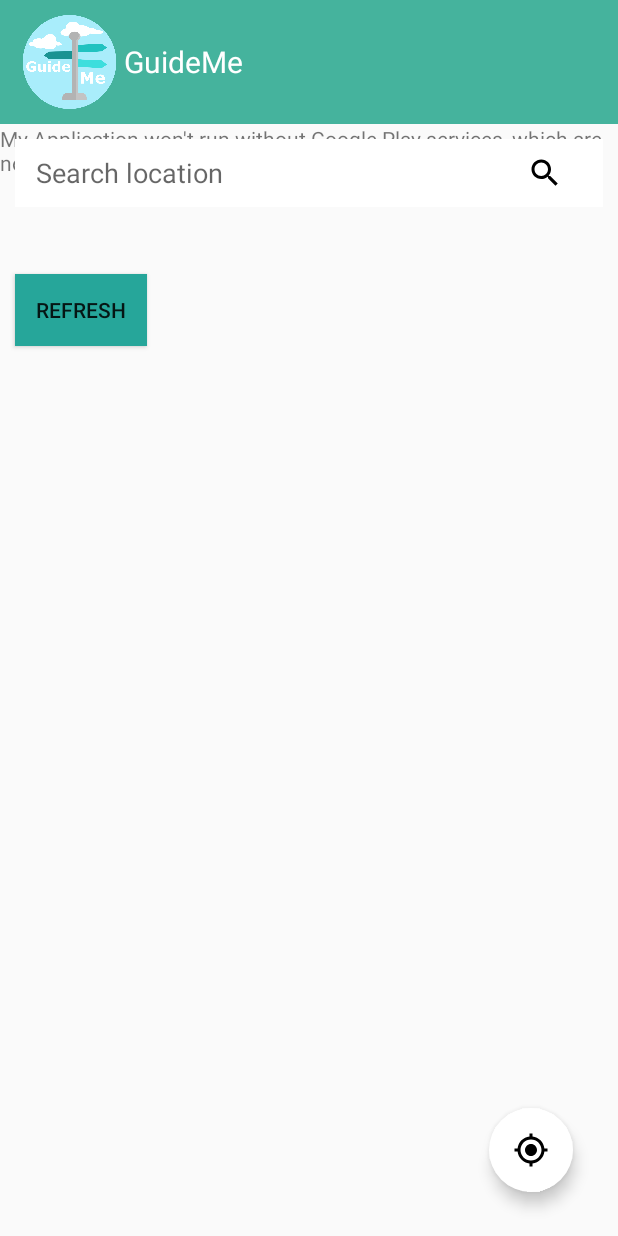
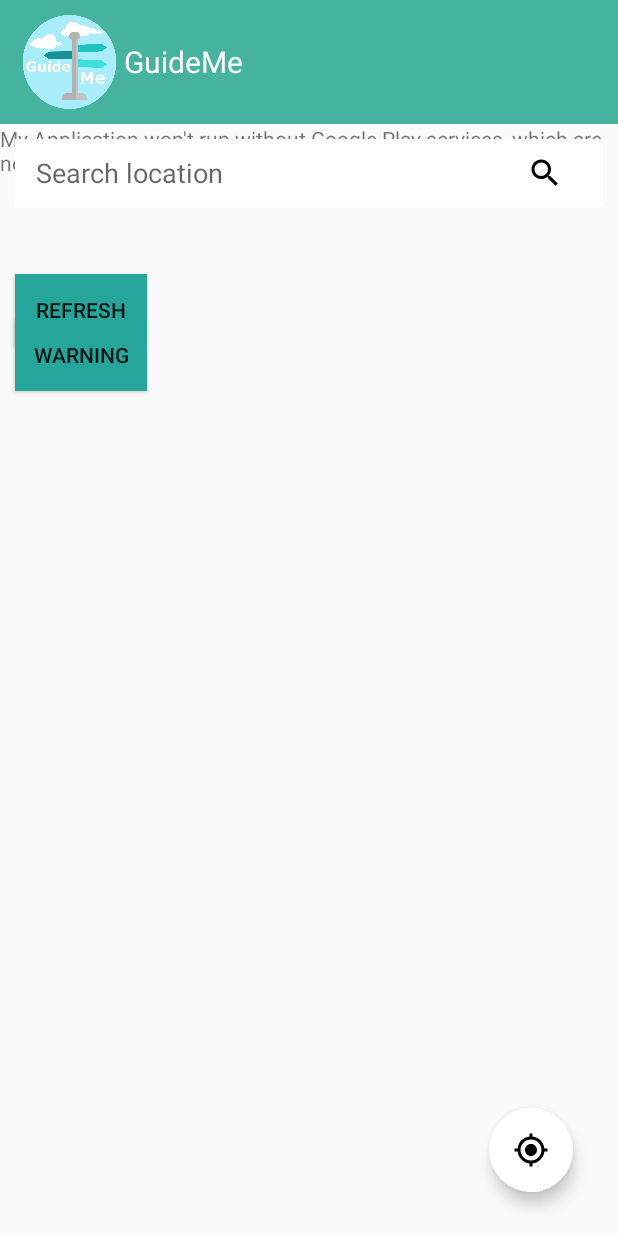
Before and after one commit to aminurmuda/GuideMe---TekMob-Projects, an Android app: the screen it shows after launch (MapsActivity), after a tap on "REFRESH", on a phone screen of 412 x 824 dp. Run offline under Robolectric (Android 15) with nearby library versions, the phone set to English and light mode, and no system bars; our stand-ins replace Firebase (no records; nobody signed in at launch, a user with empty details on screens opened directly).

Commit message:
Update icon & trial dialog

```diff
--- a/app/src/main/java/com/example/guidemeproject/MapsActivity.java
+++ b/app/src/main/java/com/example/guidemeproject/MapsActivity.java
@@ -3,6 +3,7 @@ package com.example.guidemeproject;
 import android.*;
 import android.Manifest;
 import android.annotation.SuppressLint;
+import android.app.AlertDialog;
 import android.app.NotificationManager;
 import android.app.PendingIntent;
 import android.content.Context;
@@ -32,10 +33,13 @@ import android.widget.ImageButton;
 import android.widget.Toast;
 import android.widget.Toolbar;
 
+import android.content.DialogInterface;
+
 import com.google.android.gms.maps.CameraUpdateFactory;
 import com.google.android.gms.maps.GoogleMap;
 import com.google.android.gms.maps.OnMapReadyCallback;
 import com.google.android.gms.maps.SupportMapFragment;
+import com.google.android.gms.maps.model.BitmapDescriptor;
 import com.google.android.gms.maps.model.BitmapDescriptorFactory;
 import com.google.android.gms.maps.model.LatLng;
 import com.google.android.gms.maps.model.Marker;
@@ -70,7 +74,6 @@ public class MapsActivity extends FragmentActivity implements OnMapReadyCallback
     ArrayList markerPoints= new ArrayList();
     private DatabaseReference database;
     private ChildEventListener eventChild;
-    LocationInformation locationInfo;
     LocationListener locationListener;
     LocationManager locationManager;
     private TextInputEditText textInput;
@@ -78,7 +81,8 @@ public class MapsActivity extends FragmentActivity implements OnMapReadyCallback
     private FloatingActionButton myLocation;
     private Toolbar toolbar;
     ArrayList<LocationInformation>capsul = new ArrayList<LocationInformation>();
-
+    Button button;
+    Button button_warn;
     @Override
     protected void onCreate(Bundle savedInstanceState) {
         super.onCreate(savedInstanceState);
@@ -101,13 +105,24 @@ public class MapsActivity extends FragmentActivity implements OnMapReadyCallback
         });
 
         myLocation = (FloatingActionButton) findViewById(R.id.circleButton);
-        final Button button = findViewById(R.id.button_id);
+
+        button = findViewById(R.id.button_id);
         button.setOnClickListener(new View.OnClickListener() {
             public void onClick(View v) {
 
                 getData();// Code here executes on main thread after user presses button
             }
         });
+
+        button_warn = findViewById(R.id.warning_button);
+        button_warn.setOnClickListener(new View.OnClickListener() {
+            public void onClick(View v) {
+                open(v);// Code here executes on main thread after user presses button
+            }
+        });
+
+
+
     }
 
     private void search() {
@@ -144,9 +159,13 @@ public class MapsActivity extends FragmentActivity implements OnMapReadyCallback
                         LocationInformation alan = new LocationInformation(-6.227777, 106.810544, "Car free day", "Jl. Jend. Sudirman, Daerah Khusus Ibukota Jakarta");
                         newdb.setValue(alan);*/
 
-                        DatabaseReference newdb = database.child("jakarta pusat");
+                        /*DatabaseReference newdb = database.child("jakarta pusat");
                         LocationInformation newLocation = new LocationInformation(-6.1762, 106.823, "Festival Day", "Jalan Medan Merdeka Barat, Gambir, Kota Jakarta Pusat, DKI Jakarta 10110");
-                        newdb.setValue(newLocation);
+                        newdb.setValue(newLocation);*/
+
+                        /*DatabaseReference newdb = database.child("depok");
+                        LocationInformation newLocation = new LocationInformation(-6.3640102, 106.8286607, "This road is fixed", "Jl. Prof. Dr. Nugroho Notosutanto");
+                        newdb.setValue(newLocation);*/
 
                         // Get user value
                         // LocationInformation l = dataSnapshot.getValue(LocationInformation.class);
@@ -186,6 +205,27 @@ public class MapsActivity extends FragmentActivity implements OnMapReadyCallback
         }
     }
 
+    public void open(View view){
+        AlertDialog.Builder alertDialogBuilder = new AlertDialog.Builder(this);
+        alertDialogBuilder.setMessage("Are you sure, You wanted to make decision");
+                alertDialogBuilder.setPositiveButton("YES",
+                        new DialogInterface.OnClickListener() {
+                            @Override
+                            public void onClick(DialogInterface arg0, int arg1) {
+                                Toast.makeText(MapsActivity.this,"You clicked yes button",Toast.LENGTH_LONG).show();
+                            }
+                        });
+
+        alertDialogBuilder.setNegativeButton("NO",new DialogInterface.OnClickListener() {
+            @Override
+            public void onClick(DialogInterface dialog, int which) {
+                finish();
+            }
+        });
+
+        AlertDialog alertDialog = alertDialogBuilder.create();
+        alertDialog.show();
+    }
     /**
      * Manipulates the map once available.
      * This callback is triggered when the map is ready to be used.
@@ -210,7 +250,7 @@ public class MapsActivity extends FragmentActivity implements OnMapReadyCallback
                     LocationInformation locationInfo = s.getValue(LocationInformation.class);
                     LatLng latLng = new LatLng(locationInfo.longitude, locationInfo.latitude);
                     mMap.moveCamera(CameraUpdateFactory.newLatLngZoom(latLng, 17));
-                    mMap.addMarker(new MarkerOptions().position(latLng).title(locationInfo.location).snippet(locationInfo.description));
+                    mMap.addMarker(new MarkerOptions().position(latLng).title(locationInfo.location).snippet(locationInfo.description).icon(BitmapDescriptorFactory.fromResource(R.drawable.ic_not_allowed)));
 
                 }
             }
--- a/app/src/main/res/layout/activity_maps.xml
+++ b/app/src/main/res/layout/activity_maps.xml
@@ -98,6 +98,15 @@
             android:layout_marginLeft="10dp"
             android:text="Refresh" />
 
+        <Button
+            android:id="@+id/warning_button"
+            android:background="@color/colorButton"
+            android:layout_height="wrap_content"
+            android:layout_width="wrap_content"
+            android:layout_marginTop="130dp"
+            android:layout_marginRight="10dp"
+            android:layout_marginLeft="10dp"
+            android:text="Warning" />
     </FrameLayout>
 
 </LinearLayout>
```
Also changed, not shown: app/src/main/ic_not_allowed-web.png (added), app/src/main/res/drawable-hdpi/ic_not_allowed.png (added), app/src/main/res/drawable-mdpi/ic_not_allowed.png (added), app/src/main/res/drawable-xhdpi/ic_not_allowed.png (added), app/src/main/res/drawable-xxhdpi/ic_not_allowed.png (added), app/src/main/res/mipmap-hdpi/ic_launcher_foreground.png (added), app/src/main/res/mipmap-mdpi/ic_launcher_foreground.png (added), app/src/main/res/mipmap-xhdpi/ic_launcher_foreground.png (added), app/src/main/res/mipmap-xxhdpi/ic_launcher_foreground.png (added), app/src/main/res/mipmap-xxxhdpi/ic_launcher_foreground.png (added).
